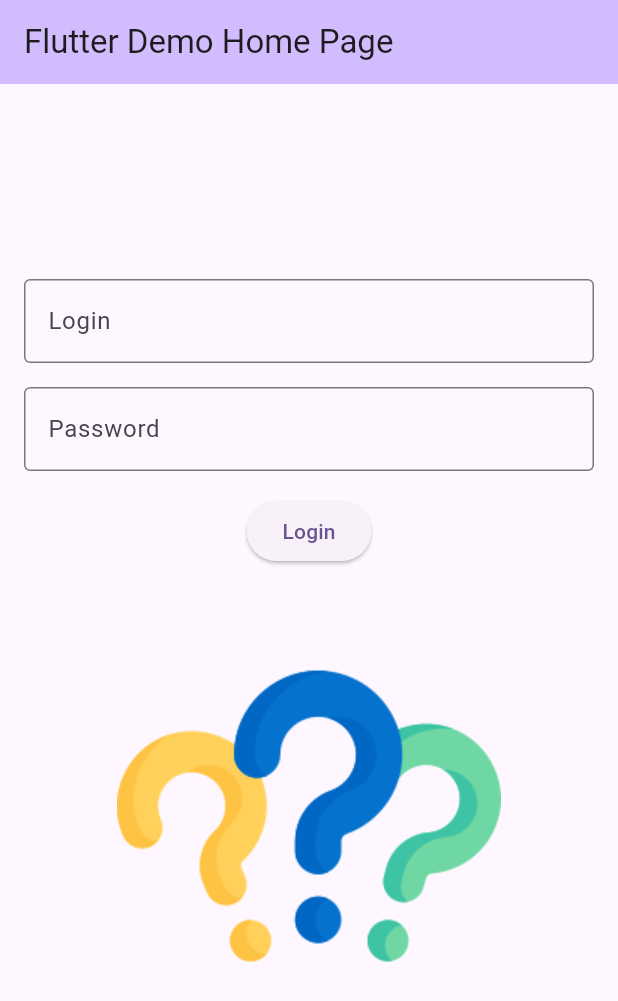
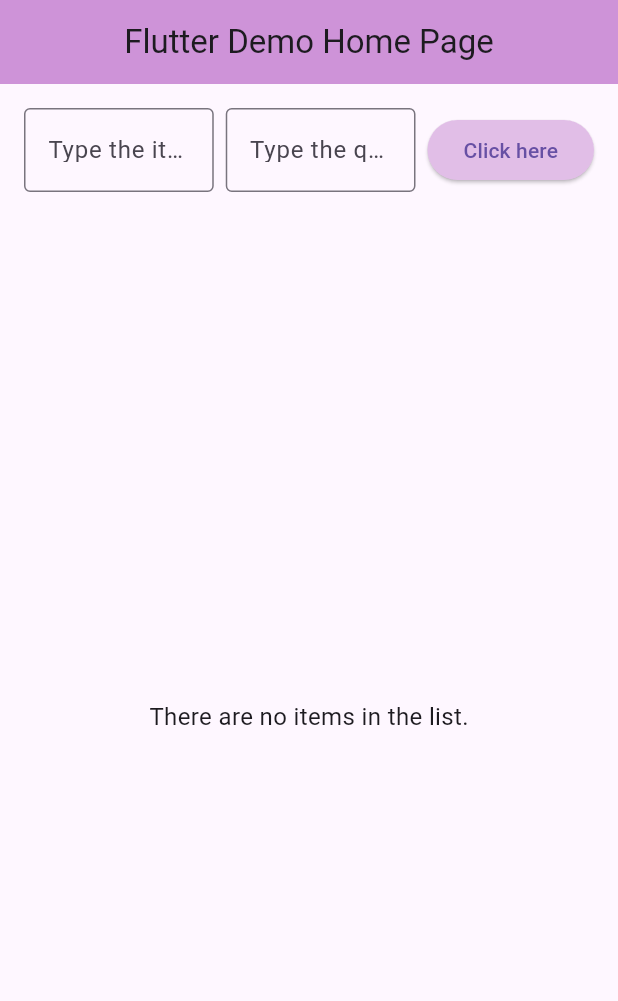
Before and after one commit to Mehrad-Andalibi/My-android-labs, a Flutter app: the screen it shows after launch, on a phone screen of 412 x 824 dp. Shown: the top 1001 px of the screen. Run offline on Flutter 3.47's test engine with Material 3 defaults, Android fonts, the phone set to English and light mode, and no system bars; missing offline and left inert: encrypted_shared_preferences.

Commit message:
Completed Week 6 lab activity: Shopping List Application

```diff
--- a/lib/main.dart
+++ b/lib/main.dart
@@ -1,147 +1,74 @@
-// Importing the necessary packages from Flutter for UI components
 import 'package:flutter/material.dart';
-// Importing the package for securely storing data using encrypted shared preferences
-import 'package:encrypted_shared_preferences/encrypted_shared_preferences.dart';
+import 'package:flutter/rendering.dart';
 
-import 'ProfilePage.dart';
-import 'UserRepository.dart';
-
-// Entry point of the Flutter application
 void main() {
-  runApp(const MyApp()); // Runs the MyApp widget as the root of the application
+  debugPaintSizeEnabled = false; // Hide layout debugging
+  runApp(const MyApp());
 }
 
-// Stateless widget representing the root of the application
 class MyApp extends StatelessWidget {
-  const MyApp({super.key}); // Constructor with optional key parameter
+  const MyApp({super.key});
 
   @override
   Widget build(BuildContext context) {
     return MaterialApp(
-      title: 'Flutter Demo', // Title of the application
+      debugShowCheckedModeBanner: true, // Show debug banner as in the provided screenshot
+      title: 'Flutter Demo Home Page',
       theme: ThemeData(
-        colorScheme: ColorScheme.fromSeed(seedColor: Colors.deepPurple), // Sets a primary color scheme
-        useMaterial3: true, // Uses Material 3 design principles
+        primarySwatch: Colors.purple,
       ),
-      home: const LoginPage(), // Specifies the home page of the app
+      home: const ShoppingListPage(),
     );
   }
 }
 
-// Stateful widget representing the login page
-class LoginPage extends StatefulWidget {
-  const LoginPage({super.key}); // Constructor with optional key parameter
+class ShoppingListPage extends StatefulWidget {
+  const ShoppingListPage({super.key});
 
   @override
-  State<LoginPage> createState() => _LoginPageState(); // Creates the mutable state for the login page
+  State<ShoppingListPage> createState() => _ShoppingListPageState();
 }
 
-// State class containing the logic and UI state for the LoginPage
-class _LoginPageState extends State<LoginPage> {
-  // Controllers to manage the text input for login and password fields
-  final TextEditingController _loginController = TextEditingController();
-  final TextEditingController _passwordController = TextEditingController();
-  // Instance of EncryptedSharedPreferences to securely store user credentials
-  final EncryptedSharedPreferences _encryptedPrefs = EncryptedSharedPreferences();
+class _ShoppingListPageState extends State<ShoppingListPage> {
+  final TextEditingController _itemController = TextEditingController();
+  final TextEditingController _quantityController = TextEditingController();
+  final List<Map<String, String>> _shoppingList = [];
 
-  // Variable to manage the displayed image based on login validation
-  var imageSource = "images/question-mark.png";
-
-  // Called when the widget is inserted into the widget tree
-  @override
-  void initState() {
-    super.initState();
-    _loadCredentials(); // Loads saved credentials when the app starts
-  }
-
-  // Loads credentials from encrypted shared preferences
-  Future<void> _loadCredentials() async {
-    try {
-      String? savedLogin = await _encryptedPrefs.getString('login'); // Retrieve saved login
-      String? savedPassword = await _encryptedPrefs.getString('password'); // Retrieve saved password
-
-      // If credentials exist, populate the text fields and show a snackbar
-      if (savedLogin != null && savedPassword != null) {
+  void _addItem() {
+    if (_itemController.text.isNotEmpty && _quantityController.text.isNotEmpty) {
       setState(() {
-          _loginController.text = savedLogin; // Populate login field
-          _passwordController.text = savedPassword; // Populate password field
+        _shoppingList.add({
+          'item': _itemController.text,
+          'quantity': _quantityController.text,
         });
-
-        // Delay showing the SnackBar by 3 seconds
-        Future.delayed(const Duration(seconds: 3), () {
-          // Show a snackbar indicating that previous login details were loaded
-          ScaffoldMessenger.of(context).showSnackBar(
-            SnackBar(
-              content: const Text('Previous login details loaded.'),
-              action: SnackBarAction(
-                label: 'Undo', // Label for undo action
-                onPressed: () {
-                  setState(() {
-                    _loginController.clear(); // Clear login field
-                    _passwordController.clear(); // Clear password field
+        _itemController.clear(); // Clear input fields
+        _quantityController.clear();
       });
-                },
-              ),
-            ),
-          );
-        });
-      }
-    } catch (e) {
-      // Handle any errors that occur while retrieving encrypted data
-      print('Error loading credentials: \$e');
     }
   }
 
-  // Validates the login credentials entered by the user
-  void _validateLogin() {
-    setState(() {
-      // Check if the password matches the predefined value
-      if (_passwordController.text == "QWERTY123") {
-        imageSource = "images/light-bulb.png"; // Display light-bulb image for correct password
-        ScaffoldMessenger.of(context).showSnackBar(
-          SnackBar(
-            content: Text('Welcome Back, ${_loginController.text}'),
-          ),
-        );
-        Navigator.push(
-          context,
-          MaterialPageRoute(
-            builder: (context) => ProfilePage(
-              loginName: _loginController.text,
-              userRepository: UserRepository(),
-            ),
-          ),
-        );
-      } else {
-        imageSource = "images/stop-sign.png"; // Display stop-sign image for incorrect password
-      }
-    });
-
-    _showSaveDialog(); // Prompt user to save credentials after validation
-  }
-
-  // Displays an AlertDialog asking the user if they want to save their credentials
-  void _showSaveDialog() {
+  void _removeItem(int index) {
     showDialog(
       context: context,
       builder: (BuildContext context) {
         return AlertDialog(
-          title: const Text('Save Login?'), // Dialog title
-          content: const Text('Would you like to save your username and password for next time?'), // Dialog message
+          title: const Text('Remove Item'),
+          content: const Text('Are you sure you want to delete this item?'),
           actions: [
             TextButton(
               onPressed: () {
-                _clearCredentials(); // Clear saved credentials if user selects 'No'
-                Navigator.of(context).pop(); // Close the dialog
+                Navigator.of(context).pop(); // Close dialog without removing item
               },
-              child: const Text('No'), // Button to decline saving credentials
+              child: const Text('No'),
             ),
             TextButton(
               onPressed: () {
-                _saveCredentials(); // Save credentials if user selects 'Yes'
-                Navigator.of(context).pop(); // Close the dialog
+                setState(() {
+                  _shoppingList.removeAt(index);
+                });
+                Navigator.of(context).pop(); // Close dialog
               },
-              child: const Text('Yes'), // Button to confirm saving credentials
+              child: const Text('Yes'),
             ),
           ],
         );
@@ -149,77 +76,76 @@ class _LoginPageState extends State<LoginPage> {
     );
   }
 
-  // Saves the login and password to encrypted shared preferences
-  Future<void> _saveCredentials() async {
-    try {
-      await _encryptedPrefs.setString('login', _loginController.text); // Save login
-      await _encryptedPrefs.setString('password', _passwordController.text); // Save password
-    } catch (e) {
-      // Handle any errors that occur while saving credentials
-      print('Error saving credentials: \$e');
-    }
-  }
-
-  // Clears the saved login and password from encrypted shared preferences
-  Future<void> _clearCredentials() async {
-    try {
-      await _encryptedPrefs.remove('login'); // Remove saved login
-      await _encryptedPrefs.remove('password'); // Remove saved password
-    } catch (e) {
-      // Handle any errors that occur while clearing credentials
-      print('Error clearing credentials: \$e');
-    }
-  }
-
-  // Builds the UI of the login page
   @override
   Widget build(BuildContext context) {
     return Scaffold(
       appBar: AppBar(
-        title: const Text("Flutter Demo Home Page"), // Title displayed in the app bar
-        backgroundColor: Theme.of(context).colorScheme.inversePrimary, // Set app bar background color
+        title: const Text('Flutter Demo Home Page'),
+        centerTitle: true,
+        backgroundColor: Colors.purple[200],
       ),
-      body: Center(
-        child: SingleChildScrollView(
-          child: Padding(
-            padding: const EdgeInsets.all(16.0), // Padding around the form elements
+      body: Padding(
+        padding: const EdgeInsets.all(16.0),
         child: Column(
-              mainAxisAlignment: MainAxisAlignment.center, // Center the elements vertically
           children: [
-                // TextField for entering login
-                TextField(
-                  controller: _loginController, // Connects the text field to the login controller
+            Row(
+              children: [
+                Expanded(
+                  child: TextField(
+                    controller: _itemController,
                     decoration: const InputDecoration(
-                    labelText: "Login", // Label for the login field
-                    border: OutlineInputBorder(), // Adds a border around the text field
+                      labelText: 'Type the item here',
+                      border: OutlineInputBorder(),
                     ),
                   ),
-                const SizedBox(height: 16.0), // Adds vertical spacing
-                // TextField for entering password
-                TextField(
-                  controller: _passwordController, // Connects the text field to the password controller
-                  obscureText: true, // Hides the password input
+                ),
+                const SizedBox(width: 8),
+                Expanded(
+                  child: TextField(
+                    controller: _quantityController,
+                    keyboardType: TextInputType.number,
                     decoration: const InputDecoration(
-                    labelText: "Password", // Label for the password field
-                    border: OutlineInputBorder(), // Adds a border around the text field
+                      labelText: 'Type the quantity here',
+                      border: OutlineInputBorder(),
                     ),
                   ),
-                const SizedBox(height: 16.0), // Adds vertical spacing
-                // Button to trigger login validation
+                ),
+                const SizedBox(width: 8),
                 ElevatedButton(
-                  onPressed: _validateLogin, // Calls the _validateLogin method when pressed
-                  child: const Text("Login"), // Text displayed on the button
+                  onPressed: _addItem,
+                  style: ElevatedButton.styleFrom(
+                    backgroundColor: Colors.purple[100],
                   ),
-                const SizedBox(height: 16.0), // Adds vertical spacing
-                // Displays an image based on login validation result
-                Image.asset(
-                  imageSource, // Image source path
-                  width: 300, // Width of the image
-                  height: 300, // Height of the image
+                  child: const Text('Click here'),
                 ),
               ],
             ),
+            const SizedBox(height: 20),
+            Expanded(
+              child: _shoppingList.isEmpty
+                  ? const Center(
+                child: Text(
+                  'There are no items in the list.',
+                  style: TextStyle(fontSize: 16),
                 ),
+              )
+                  : ListView.builder(
+                itemCount: _shoppingList.length,
+                itemBuilder: (context, index) {
+                  return GestureDetector(
+                    onLongPress: () => _removeItem(index),
+                    child: Padding(
+                      padding: const EdgeInsets.symmetric(vertical: 4.0),
+                      child: Text(
+                        '${index + 1}: ${_shoppingList[index]['item']}   quantity: ${_shoppingList[index]['quantity']}',
+                        style: const TextStyle(fontSize: 16),
+                      ),
+                    ),
+                  );
+                },
+              ),
+            ),
+          ],
         ),
       ),
     );
```
Also changed, not shown: 1 other file. Lines whose indentation alone changed are shown as unchanged.
